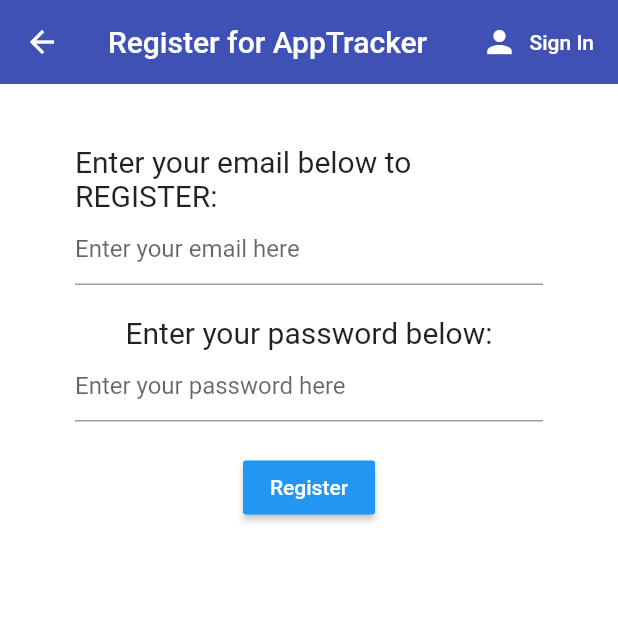
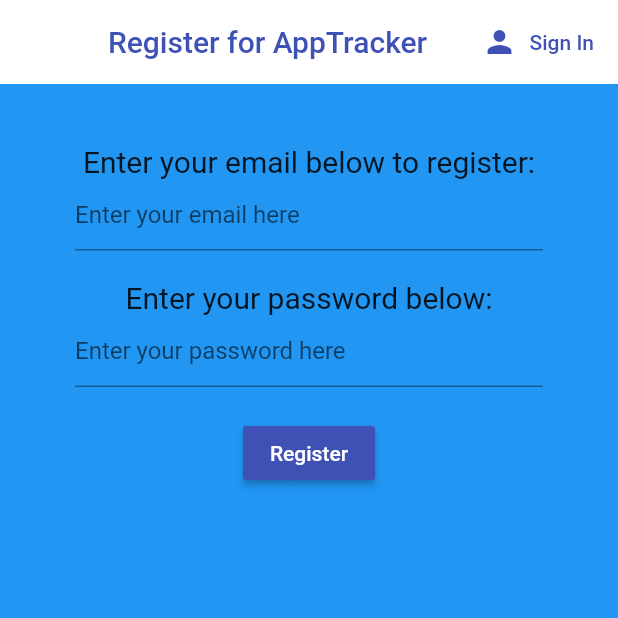
Before and after one commit to RPoolman/App-Usage, a Flutter app: the Register screen opened directly, on a phone screen of 412 x 824 dp, the top half of it. Run offline on Flutter 3.47's test engine with Material 2 defaults, Android fonts, the phone set to English and light mode, and no system bars; our stand-ins replace charts_flutter, firebase_auth, firebase_core, flutter_spinkit; missing offline and left inert: app_usage; accounts and stored records are empty.

Commit message:
register updated
the register page now looks different to sign in, users should not get confused.

```diff
--- a/flutter_app/lib/screens/register.dart
+++ b/flutter_app/lib/screens/register.dart
@@ -27,18 +27,18 @@ class _RegisterState extends State<Register> {
   @override
   Widget build(BuildContext context) {
     return loading ? Loading() : Scaffold(
-      backgroundColor: Colors.white,
+      backgroundColor: Colors.blue,
       appBar: AppBar(
-        backgroundColor: Colors.indigo,
+        backgroundColor: Colors.white,
         elevation: 0.0,
-        title: Text('Register for AppTracker'),
+        title: Text('Register for AppTracker',style: TextStyle(color: Colors.indigo),),
         actions: <Widget>[
           FlatButton.icon(
             onPressed: () async {
               widget.view();
             },
-            icon: Icon(Icons.person, color: Colors.white,),
-            label: Text('Sign In', style: TextStyle(color: Colors.white)),
+            icon: Icon(Icons.person, color: Colors.indigo,),
+            label: Text('Sign In', style: TextStyle(color: Colors.indigo)),
           )
         ],
       ),
@@ -50,7 +50,7 @@ class _RegisterState extends State<Register> {
             child: Column(
               children: <Widget>[
                 SizedBox(height: 20.0),
-                Text('Enter your email below to REGISTER:',style: TextStyle(fontSize: 20),),
+                Text('Enter your email below to register:',style: TextStyle(fontSize: 20),),
                 TextFormField(
                   decoration: InputDecoration(
                     hintText: 'Enter your email here',
@@ -74,7 +74,7 @@ class _RegisterState extends State<Register> {
                 ),
                 SizedBox(height: 20.0),
                 RaisedButton(
-                    color: Colors.blue,
+                    color: Colors.indigo,
                     child: Text(
                       'Register',
                       style: TextStyle(color: Colors.white),
```
